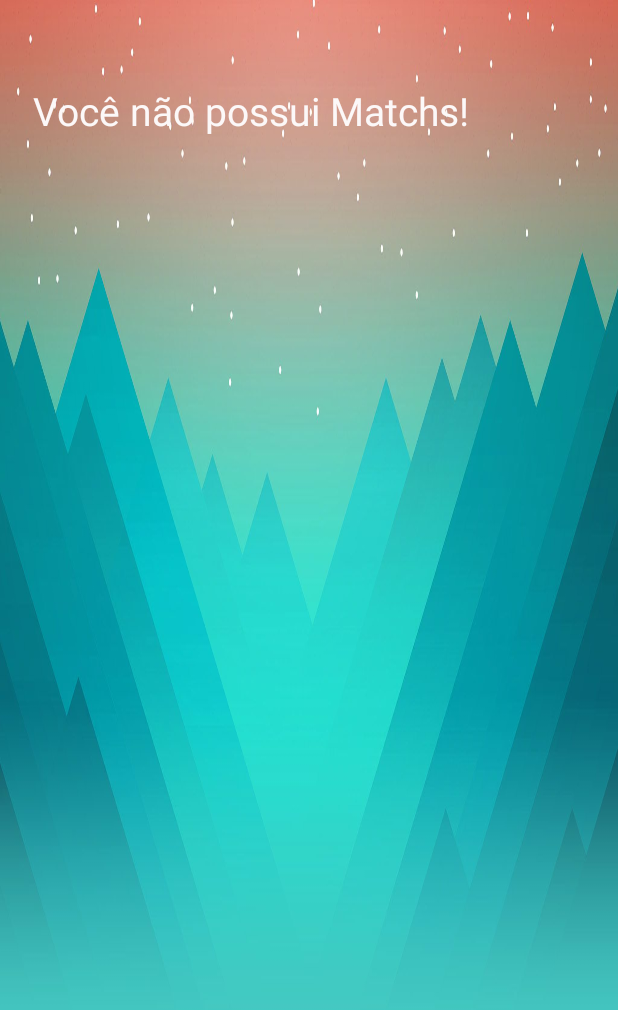
After one commit to ProjetosFEI/Adopt, an Android app: the MatchesActivity screen opened directly, with no data from a screen before it, on a phone screen of 412 x 824 dp. The commit adds this screen. Shown: the top 1010 px of the screen. Run offline under Robolectric (Android 15) with nearby library versions, the phone set to English and light mode, and no system bars; our stand-ins replace Firebase (no records; nobody signed in at launch, a user with empty details on screens opened directly).

Commit message:
added matches page

```diff
--- a/app/build.gradle
+++ b/app/build.gradle
@@ -21,11 +21,11 @@ android {
 dependencies {
 
     implementation 'com.github.bumptech.glide:glide:3.7.0'
-
     implementation 'com.android.support.constraint:constraint-layout:1.0.2'
     implementation 'com.android.support:cardview-v7:28.0.0'
     implementation 'com.android.support:support-annotations:x.x.x'
     //implementation 'com.google.firebase:firebase-core:16.0.1'
+    implementation 'de.hdodenhof:circleimageview:3.0.0'
     implementation 'com.lorentzos.swipecards:library:1.0.9'
     implementation 'com.lorentzos.swipecards:library:X.X.X@aar'
     implementation 'com.google.firebase:firebase-core:16.0.8'
@@ -39,6 +39,7 @@ dependencies {
     testImplementation 'junit:junit:4.12'
     androidTestImplementation 'com.android.support.test:runner:1.0.2'
     androidTestImplementation 'com.android.support.test.espresso:espresso-core:3.0.2'
+    implementation 'com.android.support:recyclerview-v7:28.0.0'
 
 }
 
--- a/app/src/main/AndroidManifest.xml
+++ b/app/src/main/AndroidManifest.xml
@@ -1,6 +1,7 @@
 <?xml version="1.0" encoding="utf-8"?>
 <manifest xmlns:android="http://schemas.android.com/apk/res/android"
     package="com.example.adoptapp">
+
     <uses-permission android:name="android.permission.READ_EXTERNAL_STORAGE" />
 
     <application
@@ -10,6 +11,7 @@
         android:roundIcon="@drawable/finallogo"
         android:supportsRtl="true"
         android:theme="@style/AppTheme">
+        <activity android:name=".MatchesActivity"></activity>
         <activity android:name=".MainActivity" />
         <activity android:name=".ChooseLoginRegistrationActivity">
             <intent-filter>
--- /dev/null
+++ b/app/src/main/java/com/example/adoptapp/MatchesActivity.java
@@ -0,0 +1,123 @@
+package com.example.adoptapp;
+
+import android.support.annotation.NonNull;
+import android.support.v7.app.AppCompatActivity;
+import android.os.Bundle;
+import android.support.v7.widget.LinearLayoutManager;
+import android.support.v7.widget.RecyclerView;
+import android.widget.TextView;
+
+import com.google.firebase.auth.FirebaseAuth;
+import com.google.firebase.auth.FirebaseUser;
+import com.google.firebase.database.ChildEventListener;
+import com.google.firebase.database.DataSnapshot;
+import com.google.firebase.database.DatabaseError;
+import com.google.firebase.database.DatabaseReference;
+import com.google.firebase.database.FirebaseDatabase;
+import com.google.firebase.database.ValueEventListener;
+
+import java.util.ArrayList;
+import java.util.List;
+
+public class MatchesActivity extends AppCompatActivity {
+
+    private RecyclerView mRecyclerView;
+    private RecyclerView.Adapter mMatchesAdapter;
+    private RecyclerView.LayoutManager mMatchesLayoutManager;
+    private String currentUserId, currentUserSex;
+    private String userSex;
+    private String oppositeUserSex;
+    private TextView mNoMatch;
+
+    @Override
+    protected void onCreate(Bundle savedInstanceState) {
+        super.onCreate(savedInstanceState);
+        setContentView(R.layout.activity_matches);
+
+        currentUserId = FirebaseAuth.getInstance().getCurrentUser().getUid();
+        //currentUserSex = FirebaseDatabase.getInstance().getReference().child("Users")
+
+        mNoMatch = (TextView) findViewById(R.id.noMatch);
+        mRecyclerView = (RecyclerView) findViewById(R.id.recyclerView);
+        mRecyclerView.setNestedScrollingEnabled(false);
+        mRecyclerView.setHasFixedSize(true);
+        mMatchesLayoutManager = new LinearLayoutManager(MatchesActivity.this);
+        mRecyclerView.setLayoutManager(mMatchesLayoutManager);
+        mMatchesAdapter = new MatchesAdapter(getDataSetMatches(), MatchesActivity.this);
+        mRecyclerView.setAdapter(mMatchesAdapter);
+
+        //checkUserSex();
+        getUserMatchId();
+
+
+    }
+
+    private void getUserMatchId() {
+            DatabaseReference matchDb = FirebaseDatabase.getInstance().getReference().child("Users").child(currentUserId).child("connections").child("matches");
+            matchDb.addListenerForSingleValueEvent(new ValueEventListener() {
+                @Override
+                public void onDataChange(@NonNull DataSnapshot dataSnapshot) {
+                    if(dataSnapshot.exists()){
+                        for(DataSnapshot match : dataSnapshot.getChildren()){
+                            FetchMatchInformation(match.getKey());
+                        }
+                    }else{
+                        mNoMatch.setText("Você não possui Matchs!");
+                    }
+                }
+
+                @Override
+                public void onCancelled(@NonNull DatabaseError databaseError) {
+
+                }
+            });
+        //}
+
+    }
+
+    private void getUserSex(){
+        //final FirebaseUser user = FirebaseAuth.getInstance().getCurrentUser();
+
+        //final DatabaseReference peopleDb = FirebaseDatabase.getInstance().getReference().child("Users").child("People");
+    }
+
+    private ArrayList<MatchesObject> resultsMatches = new ArrayList<MatchesObject>();
+    private List<MatchesObject> getDataSetMatches(){
+        return resultsMatches;
+    }
+
+    private void FetchMatchInformation(String key){
+        DatabaseReference userDb = FirebaseDatabase.getInstance().getReference().child("Users").child(key);
+        userDb.addListenerForSingleValueEvent(new ValueEventListener() {
+            @Override
+            public void onDataChange(@NonNull DataSnapshot dataSnapshot) {
+                if(dataSnapshot.exists()){
+                    String userId = dataSnapshot.getKey(); //========================================aqui pega as informacoes do match, colocar telefone e outras infos depois
+                    String name = "";
+                    String phone = "";
+                    String profileImageUrl = "";
+
+                    if(dataSnapshot.child("name").getValue() != null){
+                        name = dataSnapshot.child("name").getValue().toString();
+                    }
+                    if(dataSnapshot.child("phone").getValue() != null){
+                        phone = dataSnapshot.child("phone").getValue().toString();
+                    }
+                    if(dataSnapshot.child("profileImageUrl").getValue() != null){
+                        profileImageUrl = dataSnapshot.child("profileImageUrl").getValue().toString();
+                    }
+
+                    MatchesObject obj = new MatchesObject(userId, name, profileImageUrl, phone);
+                    resultsMatches.add(obj);
+                    mMatchesAdapter.notifyDataSetChanged();
+                }
+            }
+
+            @Override
+            public void onCancelled(@NonNull DatabaseError databaseError) {
+
+            }
+        });
+    }
+
+}
--- /dev/null
+++ b/app/src/main/java/com/example/adoptapp/MatchesAdapter.java
@@ -0,0 +1,48 @@
+package com.example.adoptapp;
+
+import android.content.Context;
+import android.support.v7.widget.RecyclerView;
+import android.view.LayoutInflater;
+import android.view.View;
+import android.view.ViewGroup;
+
+import com.bumptech.glide.Glide;
+
+import java.util.List;
+
+public class MatchesAdapter extends RecyclerView.Adapter<MatchesViewHolders>{
+
+    private List<MatchesObject> matchesList;
+    private Context context;
+
+    public MatchesAdapter(List<MatchesObject> matchesList, Context context){
+        this.matchesList = matchesList;
+        this.context = context;
+    }
+
+    @Override
+    public MatchesViewHolders onCreateViewHolder(ViewGroup parent, int viewType){
+
+        View layoutView = LayoutInflater.from(parent.getContext()).inflate(R.layout.item_matches, null, false);
+        RecyclerView.LayoutParams lp = new RecyclerView.LayoutParams(ViewGroup.LayoutParams.MATCH_PARENT, ViewGroup.LayoutParams.WRAP_CONTENT);
+        layoutView.setLayoutParams(lp);
+        MatchesViewHolders rcv = new MatchesViewHolders((layoutView));
+        return rcv;
+    }
+
+    @Override
+    public void onBindViewHolder(MatchesViewHolders holder, int position){
+        //holder.mMatchId.setText(matchesList.get(position).getUserId()); //===============================colocar mais infos aqui depois
+        holder.mMatchName.setText(matchesList.get(position).getName());
+        holder.mMatchPhone.setText(matchesList.get(position).getPhone());
+        if(!matchesList.get(position).getProfileImageUrl().equals("default")){
+            Glide.with(context).load(matchesList.get(position).getProfileImageUrl()).into(holder.mMatchImage);
+        }
+
+    }
+
+    @Override
+    public int getItemCount(){
+        return matchesList.size();
+    }
+}
--- a/app/src/main/java/com/example/adoptapp/RegistrationActivity.java
+++ b/app/src/main/java/com/example/adoptapp/RegistrationActivity.java
@@ -108,7 +108,7 @@ public class RegistrationActivity extends AppCompatActivity {
                             Toast.makeText(RegistrationActivity.this, "Erro ao se cadastrar!", Toast.LENGTH_SHORT).show();
                         }else{
                             String userId = mAuth.getCurrentUser().getUid();
-                            DatabaseReference currentUserDb = FirebaseDatabase.getInstance().getReference().child("Users").child("People").child(userId);
+                            DatabaseReference currentUserDb = FirebaseDatabase.getInstance().getReference().child("Users").child(userId); //child("People")
                             Map userInfo = new HashMap<>();
 
                             if(flag == 1){
@@ -117,6 +117,7 @@ public class RegistrationActivity extends AppCompatActivity {
                                 userInfo.put("profileImageUrl", "default");
                             }
                             userInfo.put("name", name);
+                            userInfo.put("type", "people");
                             userInfo.put("sexo", sexo);
 
                             currentUserDb.updateChildren(userInfo);
@@ -143,7 +144,7 @@ public class RegistrationActivity extends AppCompatActivity {
 
     public void uploadPhoto(){
         final StorageReference filepath = FirebaseStorage.getInstance().getReference().child("profileImages").child(mAuth.getCurrentUser().getUid());
-        final DatabaseReference mCustomerDatabase = FirebaseDatabase.getInstance().getReference().child("Users").child("People").child(mAuth.getCurrentUser().getUid());
+        final DatabaseReference mCustomerDatabase = FirebaseDatabase.getInstance().getReference().child("Users").child(mAuth.getCurrentUser().getUid());
         Bitmap bitmap = null;
 
         try {
--- a/app/src/main/java/com/example/adoptapp/RegistrationAnimalActivity.java
+++ b/app/src/main/java/com/example/adoptapp/RegistrationAnimalActivity.java
@@ -120,7 +120,7 @@ public class RegistrationAnimalActivity extends AppCompatActivity {
                             Toast.makeText(RegistrationAnimalActivity.this, "Erro ao se cadastrar!", Toast.LENGTH_SHORT).show();
                         }else{
                             String userId = mAuth.getCurrentUser().getUid();
-                            DatabaseReference currentUserDb = FirebaseDatabase.getInstance().getReference().child("Users").child("Pets").child(userId);
+                            DatabaseReference currentUserDb = FirebaseDatabase.getInstance().getReference().child("Users").child(userId);
                             Map userInfo = new HashMap<>();
 
                             if(flag == 1){
@@ -131,6 +131,7 @@ public class RegistrationAnimalActivity extends AppCompatActivity {
 
                             userInfo.put("name", name);
                             userInfo.put("sexo", sexo);
+                            userInfo.put("type", "pet");
                             userInfo.put("porte", porte);
                             //userInfo.put("profileImageUrl", profileImageUrl);
                             currentUserDb.updateChildren(userInfo);
@@ -158,7 +159,7 @@ public class RegistrationAnimalActivity extends AppCompatActivity {
 
     public void uploadPhoto(){
         final StorageReference filepath = FirebaseStorage.getInstance().getReference().child("profileImages").child(mAuth.getCurrentUser().getUid());
-        final DatabaseReference mCustomerDatabase = FirebaseDatabase.getInstance().getReference().child("Users").child("Pets").child(mAuth.getCurrentUser().getUid());
+        final DatabaseReference mCustomerDatabase = FirebaseDatabase.getInstance().getReference().child("Users").child(mAuth.getCurrentUser().getUid());
         Bitmap bitmap = null;
         try {
             bitmap = MediaStore.Images.Media.getBitmap(getApplication().getContentResolver(), resultUri);  //aqui===================
--- /dev/null
+++ b/app/src/main/res/layout/activity_matches.xml
@@ -0,0 +1,40 @@
+<?xml version="1.0" encoding="utf-8"?>
+<android.support.constraint.ConstraintLayout
+    xmlns:android="http://schemas.android.com/apk/res/android"
+    xmlns:app="http://schemas.android.com/apk/res-auto"
+    xmlns:tools="http://schemas.android.com/tools"
+    android:layout_width="match_parent"
+    android:background="@drawable/background"
+    android:layout_height="match_parent"
+    tools:context=".MatchesActivity">
+
+    <android.support.v4.widget.NestedScrollView
+        android:id="@+id/nestedScrollView"
+        android:layout_width="match_parent"
+        android:layout_height="match_parent">
+
+        <android.support.v7.widget.RecyclerView
+            android:id="@+id/recyclerView"
+            android:layout_width="match_parent"
+            android:layout_height="wrap_content"
+            android:scrollbars="vertical">
+
+        </android.support.v7.widget.RecyclerView>
+    </android.support.v4.widget.NestedScrollView>
+
+    <TextView
+        android:id="@+id/noMatch"
+        android:layout_width="367dp"
+        android:layout_height="138dp"
+        android:layout_marginStart="8dp"
+        android:layout_marginTop="56dp"
+        android:layout_marginEnd="8dp"
+        android:textColor="#FCF8F8"
+        android:textSize="26sp"
+        app:layout_constraintEnd_toEndOf="parent"
+        app:layout_constraintHorizontal_bias="0.497"
+        app:layout_constraintStart_toStartOf="parent"
+        app:layout_constraintTop_toTopOf="@+id/nestedScrollView" />
+
+
+</android.support.constraint.ConstraintLayout>
```
Also changed, not shown: app/src/main/java/com/example/adoptapp/MainActivity.java (+48 -52 lines), app/src/main/java/com/example/adoptapp/MatchesObject.java (added, +40 -0 lines), app/src/main/java/com/example/adoptapp/MatchesViewHolders.java (added, +26 -0 lines), app/src/main/java/com/example/adoptapp/SettingsActivity.java (+9 -7 lines), app/src/main/res/layout/activity_main.xml (+12 -0 lines), app/src/main/res/layout/activity_registration.xml (+11 -7 lines), app/src/main/res/layout/activity_registrationanimal.xml (+20 -13 lines), app/src/main/res/layout/activity_settings.xml (+5 -2 lines), app/src/main/res/layout/item_matches.xml (added, +54 -0 lines), app/src/main/res/drawable/adoption.png (added), app/src/main/res/drawable/pawprint.png (added).
